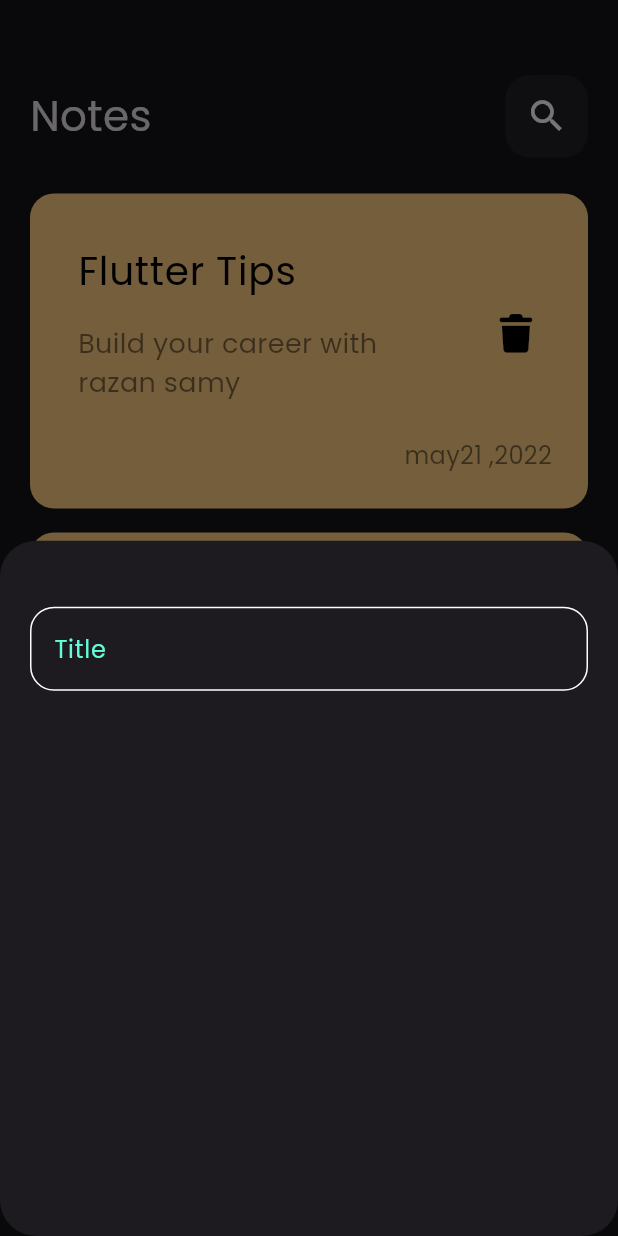
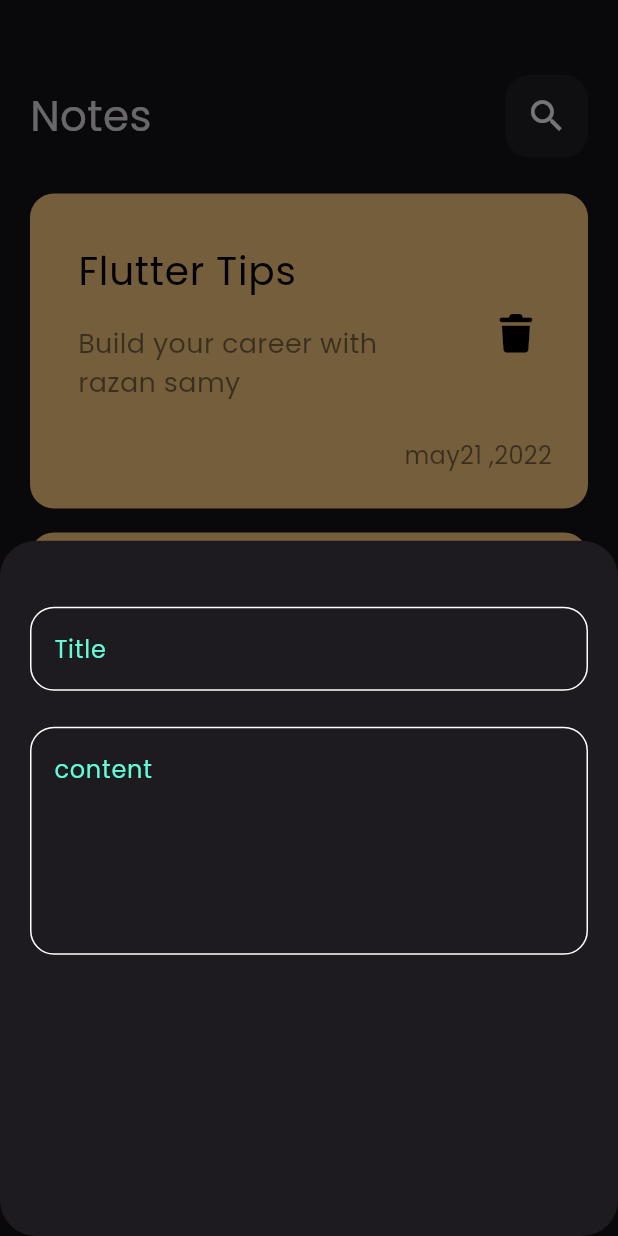
Before and after one commit to razanmohsen25/notes_app, a Flutter app: the screen it shows after launch, after a tap on the "add" icon, on a phone screen of 412 x 824 dp. Run offline on Flutter 3.47's test engine with Material 3 defaults, Android fonts, the phone set to English and light mode, and no system bars; our stand-ins replace font_awesome_flutter.

Commit message:
add fields to bottom sheet

```diff
--- a/lib/views/widgets/Add_Note_Buttom_Sheet.dart
+++ b/lib/views/widgets/Add_Note_Buttom_Sheet.dart
@@ -1,4 +1,5 @@
 import 'package:flutter/cupertino.dart';
+import 'package:flutter/material.dart';
 import 'package:notes/views/widgets/Custom_Text_field.dart';
 
 class AddNoteButtomSheet extends StatelessWidget{
@@ -11,9 +12,13 @@ class AddNoteButtomSheet extends StatelessWidget{
 
       padding: const EdgeInsets.all(20),
       child: Column(
-        children: [
+        children:const [
           SizedBox(height: 24,),
-          CustomTextField(),
+          CustomTextField(hint: 'Title',),
+          SizedBox(height: 24,),
+          CustomTextField(hint: 'content',maxLines: 5,),
+          SizedBox(height: 24,),
+
         ],
       ),
     );
--- a/lib/views/widgets/Custom_Text_field.dart
+++ b/lib/views/widgets/Custom_Text_field.dart
@@ -5,20 +5,23 @@ import 'constants.dart';
 
 
 class CustomTextField extends StatelessWidget{
-  const CustomTextField ({Key? key}) : super (key: key);
+  const CustomTextField ({Key? key, required this.hint, this.maxLines =1 }) : super (key: key);
+
+  final String hint ;
+  final int maxLines;
 
   @override
   Widget build(BuildContext context) {
    return TextField(
      cursorColor: KPrimaryColor,
+     maxLines: maxLines,
      decoration: InputDecoration(
-       hintText: 'Title',
+       hintText: hint,
        hintStyle: TextStyle(color: KPrimaryColor),
        border: buildBorder(),
        enabledBorder: buildBorder(),
        focusedBorder: buildBorder(KPrimaryColor),
      ),
-
    );
   }
 
```
